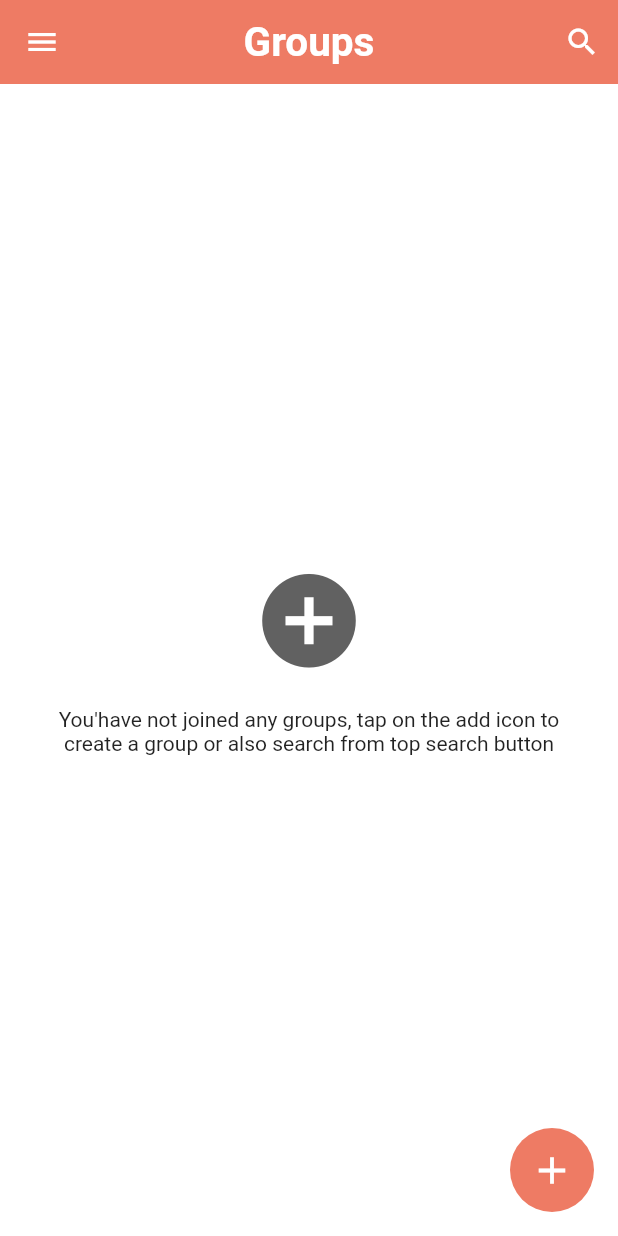
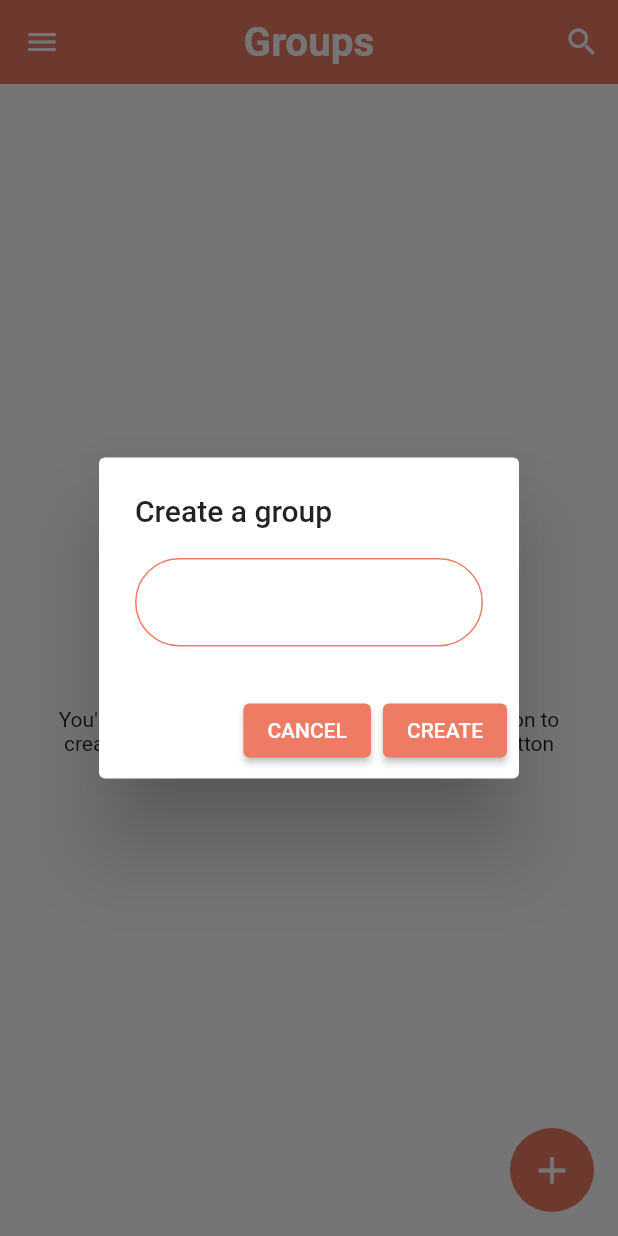
Before and after one commit to sumitpant190/firebase_chatting_app, a Flutter app: the HomePage screen opened directly, after a tap on the "add circle" icon, on a phone screen of 412 x 824 dp. Run offline on Flutter 3.47's test engine with Material 2 defaults, Android fonts, the phone set to English and light mode, and no system bars; our stand-ins replace cloud_firestore, firebase_auth, firebase_core, shared_preferences; accounts and stored records are empty.

Commit message:
creating group done

```diff
--- a/lib/pages/home_page.dart
+++ b/lib/pages/home_page.dart
@@ -4,6 +4,7 @@
 import 'package:firebase_chatting_app/pages/search_page.dart';
 import 'package:firebase_chatting_app/service/auth_service.dart';
 import 'package:firebase_chatting_app/service/database_services.dart';
+import 'package:firebase_chatting_app/widgets/group_tile.dart';
 import 'package:firebase_chatting_app/widgets/widgets.dart';
 import 'package:flutter/material.dart';
 import '../helper/helper_function.dart';
@@ -20,11 +21,22 @@
   String email = '';
   AuthService authService = AuthService();
   Stream? groups;
+  bool _isLoading = false;
+  String groupName = "";
 
   @override
   void initState() {
     super.initState();
     gettingUserData();
+  }
+
+//string manipulation
+  String getId(String res) {
+    return res.substring(0, res.indexOf('_'));
+  }
+
+  String getName(String res) {
+    return res.substring(res.indexOf('_') + 1);
   }
 
   gettingUserData() async {
@@ -183,7 +195,73 @@
   }
 
   popUpDialog(BuildContext context) {
-
+    showDialog(
+        barrierDismissible: false,
+        context: context,
+        builder: (context) {
+          return StatefulBuilder(builder: (context, setState) {
+            return AlertDialog(
+              title: const Text(
+                'Create a group',
+                textAlign: TextAlign.left,
+              ),
+              content: Column(mainAxisSize: MainAxisSize.min, children: [
+                _isLoading == true
+                    ? Center(
+                        child: CircularProgressIndicator(
+                            color: Theme.of(context).primaryColor))
+                    : TextField(
+                        onChanged: (val) {},
+                        decoration: InputDecoration(
+                          enabledBorder: OutlineInputBorder(
+                              borderSide: BorderSide(
+                                  color: Theme.of(context).primaryColor),
+                              borderRadius: BorderRadius.circular(30)),
+                          errorBorder: OutlineInputBorder(
+                              borderSide: BorderSide(color: Colors.red),
+                              borderRadius: BorderRadius.circular(30)),
+                          focusedBorder: OutlineInputBorder(
+                              borderSide: BorderSide(
+                                  color: Theme.of(context).primaryColor),
+                              borderRadius: BorderRadius.circular(30)),
+                        ),
+                      )
+              ]),
+              actions: [
+                ElevatedButton(
+                  onPressed: () {
+                    Navigator.of(context).pop();
+                  },
+                  child: const Text('CANCEL'),
+                  style: ElevatedButton.styleFrom(
+                      primary: Theme.of(context).primaryColor),
+                ),
+                ElevatedButton(
+                  onPressed: () async {
+                    if (groupName != "") {
+                      setState(() {
+                        _isLoading = true;
+                      });
+                      DatabaseService(
+                              uid: FirebaseAuth.instance.currentUser!.uid)
+                          .createGroup(userName,
+                              FirebaseAuth.instance.currentUser!.uid, groupName)
+                          .whenComplete(() {
+                        _isLoading = false;
+                      });
+                      Navigator.of(context).pop();
+                      showSnackBar(
+                          context, Colors.green, 'Group created successfully.');
+                    }
+                  },
+                  child: const Text('CREATE'),
+                  style: ElevatedButton.styleFrom(
+                      primary: Theme.of(context).primaryColor),
+                )
+              ],
+            );
+          });
+        });
   }
 
   groupList() {
@@ -194,7 +272,18 @@
           if (snapshot.hasData) {
             if (snapshot.data['groups'] != null) {
               if (snapshot.data['groups'].length != 0) {
-                return Text('Hello');
+                return ListView.builder(
+                  itemCount: snapshot.data['groups'].length,
+                  itemBuilder: (context, index) {
+                    int reverseIndex =
+                        snapshot.data['groups'].length - index - 1;
+
+                    return GroupTile(
+                        userName: snapshot.data['fullName'],
+                        groupId: getId(snapshot.data['groups'][reverseIndex]),
+                        groupName: getName(snapshot.data['groups'][reverseIndex]));
+                  },
+                );
               } else {
                 return noGroupWidget();
               }
```
Also changed, not shown: lib/pages/chat_page.dart (added, +20 -0 lines), lib/service/database_services.dart (+23 -0 lines), lib/widgets/group_tile.dart (added, +57 -0 lines).
